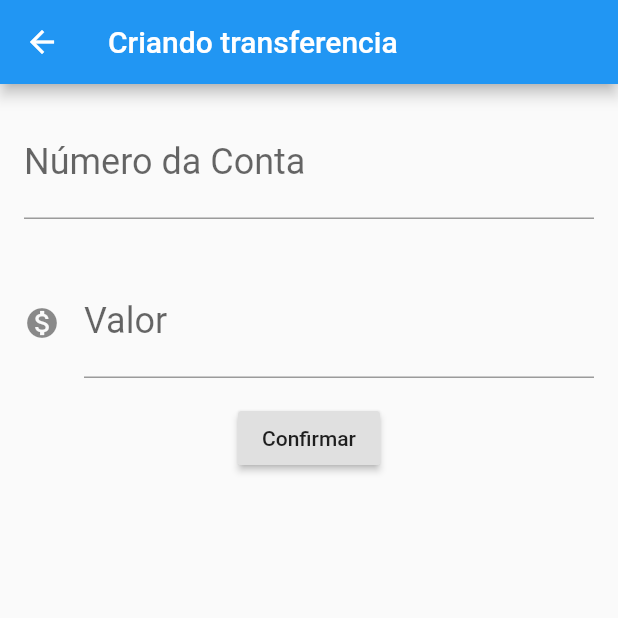
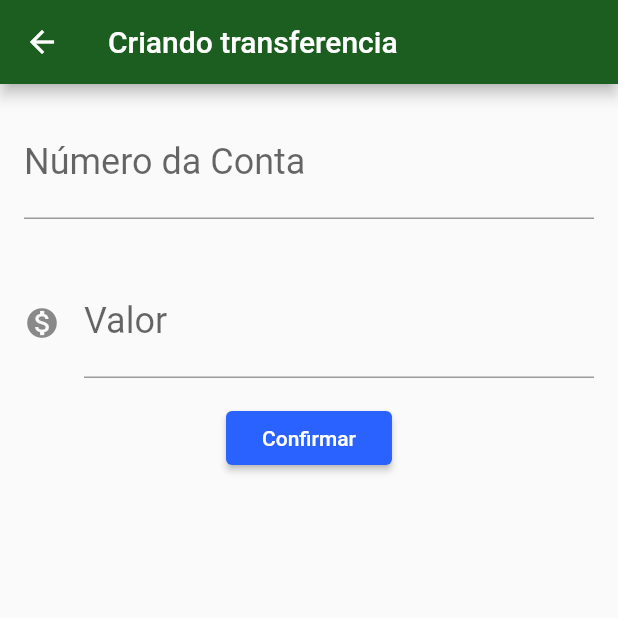
Before and after one commit to Wellington-Yoshida/app-bank, a Flutter app: the screen it shows after launch, after a tap on the "add" icon, on a phone screen of 412 x 824 dp, the top half of it. Run offline on Flutter 3.47's test engine with Material 2 defaults, Android fonts, the phone set to English and light mode, and no system bars.

Commit message:
Refactoring creating new folder

```diff
--- /dev/null
+++ b/lib/components/editor.dart
@@ -0,0 +1,28 @@
+import 'package:flutter/material.dart';
+
+class Editor extends StatelessWidget {
+
+  final TextEditingController controller;
+  final String rotulo;
+  final String dica;
+  final IconData icone;
+
+  Editor({this.controller, this.rotulo, this.dica, this.icone});
+
+  @override
+  Widget build(BuildContext context) {
+    return Padding(
+      padding: const EdgeInsets.all(16.0),
+      child: TextField(
+        controller: controller,
+        style: TextStyle(fontSize: 24.0),
+        decoration: InputDecoration(
+          icon: icone != null ? Icon(icone) : null,
+          labelText: rotulo,
+          hintText: dica,
+        ),
+        keyboardType: TextInputType.number,
+      ),
+    );
+  }
+}
--- a/lib/main.dart
+++ b/lib/main.dart
@@ -1,3 +1,4 @@
+import 'package:bytebank/screens/transferencia/lista.dart';
 import 'package:flutter/cupertino.dart';
 import 'package:flutter/material.dart';
 
@@ -8,135 +9,15 @@ class ByteBankApp extends StatelessWidget {
   @override
   Widget build(BuildContext context) {
     return MaterialApp(
-      home: Scaffold(
-        body: ListaTranferencia(),
+      theme: ThemeData(
+        primaryColor: Colors.green[900],
+        accentColor: Colors.blue[700],
+        buttonTheme: ButtonThemeData(
+          buttonColor: Colors.blueAccent[700],
+          textTheme: ButtonTextTheme.primary
+        ),
       ),
+      home: ListaTranferencia(),
     );
   }
 }
-
-
-class FormularioTransferencia extends StatelessWidget {
-
-  final TextEditingController _controllerNumeroConta = TextEditingController();
-  final TextEditingController _controllerValor = TextEditingController();
-
-  @override
-  Widget build(BuildContext context) {
-    return Scaffold(
-      appBar: AppBar(title: Text('Criando transferencia')
-      ),
-        body: Column(
-          children: <Widget>[
-            Editor(controller: _controllerNumeroConta, rotulo: 'Número da Conta', dica: '0000',),
-            Editor(controller: _controllerValor, rotulo: 'Valor', dica: '0.00', icone: Icons.monetization_on,),
-            RaisedButton(
-              child: Text('Confirmar'),
-              onPressed: () => _criaTransferencia(context),
-            )
-          ],
-        )
-    );
-  }
-
-  void _criaTransferencia(BuildContext context) {
-    final transferencia = Transferencia(double.tryParse(_controllerValor.text), int.tryParse(_controllerNumeroConta.text));
-    Navigator.pop(context, transferencia);
-  }
-
-}
-
-class Editor extends StatelessWidget {
-
-  final TextEditingController controller;
-  final String rotulo;
-  final String dica;
-  final IconData icone;
-
-  Editor({this.controller, this.rotulo, this.dica, this.icone});
-
-  @override
-  Widget build(BuildContext context) {
-    return Padding(
-      padding: const EdgeInsets.all(16.0),
-      child: TextField(
-        controller: controller,
-        style: TextStyle(fontSize: 24.0),
-        decoration: InputDecoration(
-            icon: icone != null ? Icon(icone) : null,
-            labelText: rotulo,
-            hintText: dica,
-        ),
-        keyboardType: TextInputType.number,
-      ),
-    );
-  }
-}
-
-
-class ListaTranferencia extends StatefulWidget {
-
-  final List<Transferencia> _transferencias = List();
-
-  @override
-  State<StatefulWidget> createState() {
-    return ListaTransferenciaState();
-  }
-
-}
-
-class ListaTransferenciaState extends State<ListaTranferencia> {
-
-  @override
-  Widget build(BuildContext context) {
-    return Scaffold(
-      appBar: AppBar(
-        title: const Text('Tranferências'),
-      ),
-      body: ListView.builder(
-        itemCount: widget._transferencias.length,
-        itemBuilder: (context, indice) {
-          return ItemTransferencia(widget._transferencias[indice]);
-        },
-      ),
-      floatingActionButton: FloatingActionButton(
-        child: Icon(Icons.add),
-        onPressed: () {
-          final Future<Transferencia> future = Navigator.push(context, MaterialPageRoute(builder: (context) {
-            return FormularioTransferencia();
-          }));
-          future.then((transferenciaRealizada){
-            widget._transferencias.add(transferenciaRealizada);
-          });
-        },
-      ),
-    );
-  }
-
-}
-
-class ItemTransferencia extends StatelessWidget {
-
-  final Transferencia _transferencia;
-
-  ItemTransferencia(this._transferencia);
-
-  @override
-  Widget build(BuildContext context) {
-    return Card(
-        child: ListTile(
-          leading: Icon(Icons.monetization_on),
-          title: Text(this._transferencia._valor.toString()),
-          subtitle: Text(this._transferencia._numeroConta.toString()),
-        )
-    );
-  }
-}
-
-class Transferencia {
-
-  final double _valor;
-  final int _numeroConta;
-
-  Transferencia(this._valor, this._numeroConta);
-}
--- /dev/null
+++ b/lib/models/transferencia.dart
@@ -0,0 +1,8 @@
+class Transferencia {
+
+  final double valor;
+  final int numeroConta;
+
+  Transferencia(this.valor, this.numeroConta);
+
+}
--- /dev/null
+++ b/lib/screens/transferencia/formulario.dart
@@ -0,0 +1,44 @@
+import 'package:bytebank/components/editor.dart';
+import 'package:bytebank/models/transferencia.dart';
+import 'package:flutter/material.dart';
+
+class FormularioTransferencia extends StatefulWidget {
+
+  @override
+  State<StatefulWidget> createState() {
+    return FormularioTransferenciaState();
+  }
+
+}
+
+class FormularioTransferenciaState extends State<FormularioTransferencia> {
+
+  final TextEditingController _controllerNumeroConta = TextEditingController();
+  final TextEditingController _controllerValor = TextEditingController();
+
+  @override
+  Widget build(BuildContext context) {
+    return Scaffold(
+        appBar: AppBar(title: Text('Criando transferencia')
+        ),
+        body: SingleChildScrollView(
+          child: Column(
+            children: <Widget>[
+              Editor(controller: _controllerNumeroConta, rotulo: 'Número da Conta', dica: '0000',),
+              Editor(controller: _controllerValor, rotulo: 'Valor', dica: '0.00', icone: Icons.monetization_on,),
+              RaisedButton(
+                child: Text('Confirmar'),
+                onPressed: () => _criaTransferencia(context),
+              ),
+            ],
+          ),
+        )
+    );
+  }
+
+  void _criaTransferencia(BuildContext context) {
+    final transferencia = Transferencia(double.tryParse(_controllerValor.text), int.tryParse(_controllerNumeroConta.text));
+    Navigator.pop(context, transferencia);
+  }
+
+}
--- /dev/null
+++ b/lib/screens/transferencia/lista.dart
@@ -0,0 +1,68 @@
+import 'package:bytebank/models/transferencia.dart';
+import 'package:flutter/material.dart';
+
+import 'formulario.dart';
+
+class ListaTranferencia extends StatefulWidget {
+
+  final List<Transferencia> _transferencias = List();
+
+  @override
+  State<StatefulWidget> createState() {
+    return ListaTransferenciaState();
+  }
+
+}
+
+class ListaTransferenciaState extends State<ListaTranferencia> {
+
+  @override
+  Widget build(BuildContext context) {
+    return Scaffold(
+      appBar: AppBar(
+        title: const Text('Tranferências'),
+      ),
+      body: ListView.builder(
+        itemCount: widget._transferencias.length,
+        itemBuilder: (context, indice) {
+          return ItemTransferencia(widget._transferencias[indice]);
+        },
+      ),
+      floatingActionButton: FloatingActionButton(
+        child: Icon(Icons.add),
+        onPressed: () {
+          Navigator.push(context, MaterialPageRoute(builder: (context) {
+            return FormularioTransferencia();
+          })).then((transferenciaRealizada) => _atualiza(transferenciaRealizada));
+        },
+      ),
+    );
+  }
+
+  void _atualiza(Transferencia transferenciaRealizada) {
+    if (transferenciaRealizada != null) {
+      setState(() {
+        widget._transferencias.add(transferenciaRealizada);
+      });
+    }
+  }
+
+}
+
+class ItemTransferencia extends StatelessWidget {
+
+  final Transferencia _transferencia;
+
+  ItemTransferencia(this._transferencia);
+
+  @override
+  Widget build(BuildContext context) {
+    return Card(
+        child: ListTile(
+          leading: Icon(Icons.monetization_on),
+          title: Text(this._transferencia.valor.toString()),
+          subtitle: Text(this._transferencia.numeroConta.toString()),
+        )
+    );
+  }
+}
```
Also changed, not shown: 1 other file.
